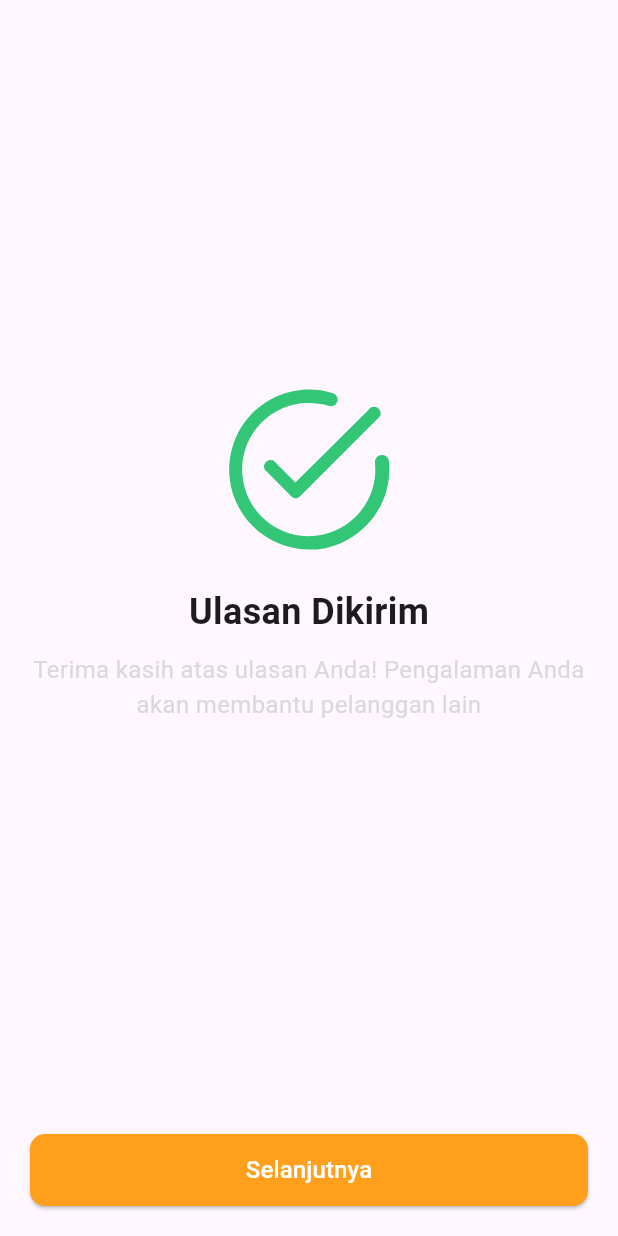
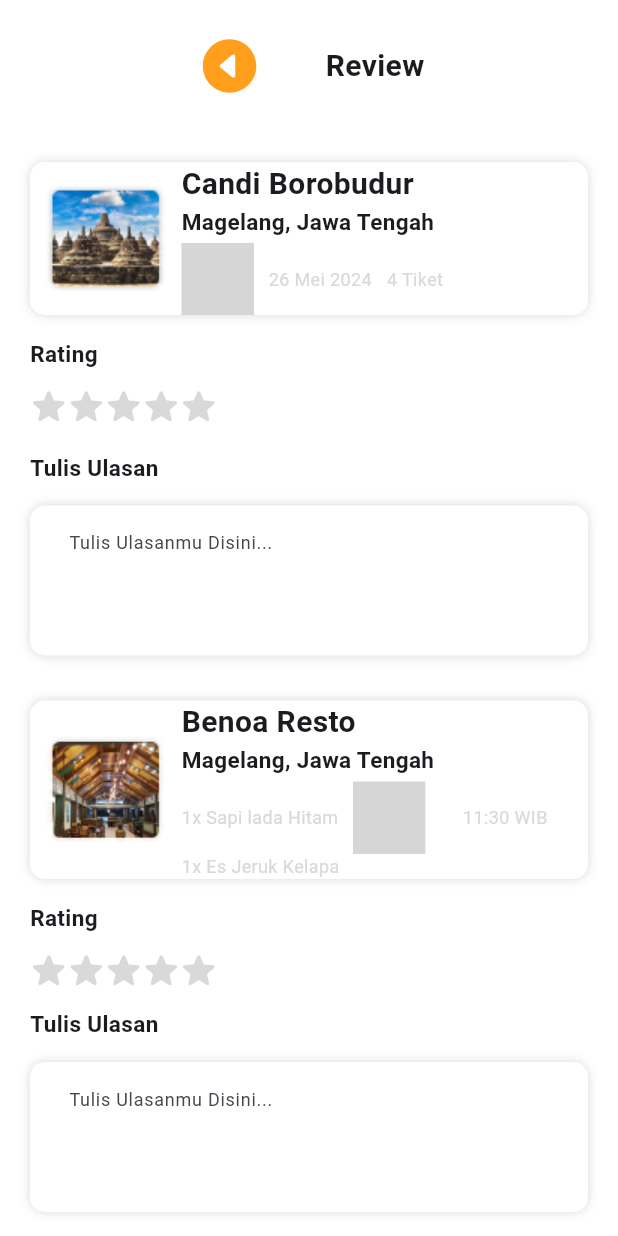
Before and after one commit to NabilMQ/Travelin, a Flutter app: the screen it shows after launch, on a phone screen of 412 x 824 dp. Run offline on Flutter 3.47's test engine with Material 3 defaults, Android fonts, the phone set to English and light mode, and no system bars; our stand-ins replace animated_custom_dropdown, carousel_slider, cloud_firestore, firebase_auth, firebase_core, flutter_svg; accounts and stored records are empty; Roboto replaces fonts that are missing (Poppins); project files that could hold a hidden picture were left out; grey boxes are pictures that could not be loaded.

Commit message:
membuat halaman review

```diff
--- a/lib/main.dart
+++ b/lib/main.dart
@@ -4,6 +4,7 @@ import 'package:flutter/services.dart';
 import 'package:travelin/firebase_options.dart';
 import 'package:travelin/view/getStarted/get_started.dart';
 import 'package:travelin/view/history/history.dart';
+import 'package:travelin/view/history/review.dart';
 import 'package:travelin/view/history/success_review.dart';
 import 'package:travelin/view/signUp/sign_up.dart';
 
@@ -54,6 +55,6 @@ class Main extends StatefulWidget {
 class _MainState extends State<Main> {
   @override
   Widget build(BuildContext context) {
-    return const SuccessReview();
+    return const Review();
   }
 }
--- /dev/null
+++ b/lib/view/history/review.dart
@@ -0,0 +1,341 @@
+import 'package:flutter/material.dart';
+import 'package:flutter_svg/flutter_svg.dart';
+import 'package:travelin/controller/color_controller.dart';
+
+class Review extends StatefulWidget {
+  const Review({super.key});
+
+  @override
+  State<Review> createState() => _ReviewState();
+}
+
+class _ReviewState extends State<Review> {
+  final ValueNotifier<String> _buttonContentNotifier =
+      ValueNotifier<String>("Kirim");
+
+  int _borobudurRating = 0;
+  int _benoaRating = 0;
+
+  Widget _buildStar(int index, int rating, Function(int) onTap) {
+    return GestureDetector(
+      onTap: () {
+        setState(() {
+          onTap(index);
+        });
+      },
+      child: SizedBox(
+        width: 25,
+        child: SvgPicture.asset(
+          index < rating
+              ? "assets/icons/Star Orange.svg"
+              : "assets/icons/Star Gray.svg",
+          height: 20,
+          width: 20,
+        ),
+      ),
+    );
+  }
+
+  void _updateBorobudurRating(int index) {
+    _borobudurRating = index + 1;
+  }
+
+  void _updateBenoaRating(int index) {
+    _benoaRating = index + 1;
+  }
+
+  @override
+  Widget build(BuildContext context) {
+    return Scaffold(
+      backgroundColor: getWhiteColor,
+      body: SingleChildScrollView(
+        child: Center(
+          child: Column(
+            crossAxisAlignment: CrossAxisAlignment.start,
+            children: [
+              Container(
+                margin: const EdgeInsets.fromLTRB(0, 20, 0, 20),
+                child: Row(
+                  mainAxisAlignment: MainAxisAlignment.center,
+                  children: [
+                    IconButton(
+                      splashRadius: 0.1,
+                      padding: const EdgeInsets.all(0),
+                      icon: SvgPicture.asset("assets/icons/Back Button.svg"),
+                      onPressed: () {},
+                    ),
+                    Container(
+                      margin: EdgeInsets.only(left: 40),
+                      child: Text(
+                        "Review",
+                        style: TextStyle(
+                          fontSize: 20,
+                          fontWeight: FontWeight.w600,
+                        ),
+                      ),
+                    ),
+                  ],
+                ),
+              ),
+              Container(
+                margin: EdgeInsets.fromLTRB(20, 20, 20, 15),
+                decoration: BoxDecoration(
+                  color: getWhiteColor,
+                  borderRadius: BorderRadius.circular(10),
+                  boxShadow: [
+                    BoxShadow(color: getGreyColor, blurRadius: 5),
+                  ],
+                ),
+                child: Row(
+                  children: [
+                    Container(
+                        margin: EdgeInsets.all(10),
+                        child: Image.asset("assets/images/Borobudur.png")),
+                    Column(
+                      crossAxisAlignment: CrossAxisAlignment.start,
+                      children: [
+                        Text(
+                          "Candi Borobudur",
+                          style: TextStyle(
+                            fontSize: 20,
+                            fontWeight: FontWeight.bold,
+                          ),
+                        ),
+                        SizedBox(
+                          height: 25,
+                          child: Text(
+                            "Magelang, Jawa Tengah",
+                            style: TextStyle(
+                                fontSize: 15, fontWeight: FontWeight.bold),
+                          ),
+                        ),
+                        Row(
+                          children: [
+                            SvgPicture.asset("assets/icons/date1.svg"),
+                            Container(
+                              margin: EdgeInsets.only(right: 10, left: 10),
+                              child: Text(
+                                "26 Mei 2024",
+                                style: TextStyle(
+                                  fontSize: 12,
+                                  color: getGreyColor,
+                                ),
+                              ),
+                            ),
+                            Text(
+                              "4 Tiket",
+                              style: TextStyle(
+                                fontSize: 12,
+                                color: getGreyColor,
+                              ),
+                            )
+                          ],
+                        )
+                      ],
+                    ),
+                  ],
+                ),
+              ),
+              Container(
+                margin: EdgeInsets.only(left: 20, bottom: 15),
+                child: Text(
+                  "Rating",
+                  style: TextStyle(fontSize: 15, fontWeight: FontWeight.bold),
+                ),
+              ),
+              Container(
+                margin: EdgeInsets.only(left: 20, bottom: 20),
+                child: Row(
+                  children: List.generate(5, (index) {
+                    return _buildStar(
+                        index, _borobudurRating, _updateBorobudurRating);
+                  }),
+                ),
+              ),
+              Container(
+                margin: EdgeInsets.only(left: 20, bottom: 15),
+                child: Text(
+                  "Tulis Ulasan",
+                  style: TextStyle(fontSize: 15, fontWeight: FontWeight.bold),
+                ),
+              ),
+              Container(
+                margin: EdgeInsets.only(left: 20, bottom: 15, right: 20),
+                padding: EdgeInsets.only(left: 10),
+                decoration: BoxDecoration(
+                  color: getWhiteColor,
+                  borderRadius: BorderRadius.circular(10),
+                  boxShadow: [
+                    BoxShadow(
+                      color: getGreyColor,
+                      blurRadius: 5,
+                    ),
+                  ],
+                ),
+                child: SizedBox(
+                  height: 100,
+                  child: TextField(
+                    style: TextStyle(fontSize: 12),
+                    decoration: InputDecoration(
+                        border: OutlineInputBorder(borderSide: BorderSide.none),
+                        hintText: "Tulis Ulasanmu Disini...",
+                        hintStyle: TextStyle(
+                            fontSize: 12,
+                            fontWeight: FontWeight.normal,
+                            fontFamily: getCustomFont),
+                        fillColor: getGreyColor),
+                  ),
+                ),
+              ),
+              Container(
+                margin: EdgeInsets.fromLTRB(20, 15, 20, 15),
+                decoration: BoxDecoration(
+                  color: getWhiteColor,
+                  borderRadius: BorderRadius.circular(10),
+                  boxShadow: [
+                    BoxShadow(color: getGreyColor, blurRadius: 5),
+                  ],
+                ),
+                child: Row(
+                  children: [
+                    Container(
+                      margin: EdgeInsets.all(10),
+                      child: Image.asset("assets/images/Benoa Resto.png"),
+                    ),
+                    Column(
+                      crossAxisAlignment: CrossAxisAlignment.start,
+                      children: [
+                        Text(
+                          "Benoa Resto",
+                          style: TextStyle(
+                            fontSize: 20,
+                            fontWeight: FontWeight.bold,
+                          ),
+                        ),
+                        SizedBox(
+                          height: 25,
+                          child: Text(
+                            "Magelang, Jawa Tengah",
+                            style: TextStyle(
+                                fontSize: 15, fontWeight: FontWeight.bold),
+                          ),
+                        ),
+                        Row(
+                          children: [
+                            Container(
+                              margin: EdgeInsets.only(
+                                right: 10,
+                              ),
+                              child: Text(
+                                "1x Sapi lada Hitam",
+                                style: TextStyle(
+                                  fontSize: 12,
+                                  color: getGreyColor,
+                                ),
+                              ),
+                            ),
+                            SvgPicture.asset("assets/icons/Time1.svg"),
+                            Container(
+                              margin: EdgeInsets.only(left: 25),
+                              child: Text(
+                                "11:30 WIB",
+                                style: TextStyle(
+                                  fontSize: 12,
+                                  color: getGreyColor,
+                                ),
+                              ),
+                            )
+                          ],
+                        ),
+                        Text(
+                          "1x Es Jeruk Kelapa",
+                          style: TextStyle(
+                            fontSize: 12,
+                            color: getGreyColor,
+                          ),
+                        )
+                      ],
+                    ),
+                  ],
+                ),
+              ),
+              Container(
+                margin: EdgeInsets.only(left: 20, bottom: 15),
+                child: Text(
+                  "Rating",
+                  style: TextStyle(fontSize: 15, fontWeight: FontWeight.bold),
+                ),
+              ),
+              Container(
+                margin: EdgeInsets.only(left: 20, bottom: 15),
+                child: Row(
+                  children: List.generate(5, (index) {
+                    return _buildStar(index, _benoaRating, _updateBenoaRating);
+                  }),
+                ),
+              ),
+              Container(
+                margin: EdgeInsets.only(left: 20, bottom: 15),
+                child: Text(
+                  "Tulis Ulasan",
+                  style: TextStyle(fontSize: 15, fontWeight: FontWeight.bold),
+                ),
+              ),
+              Container(
+                margin: EdgeInsets.only(left: 20, bottom: 15, right: 20),
+                padding: EdgeInsets.only(left: 10),
+                decoration: BoxDecoration(
+                  color: getWhiteColor,
+                  borderRadius: BorderRadius.circular(10),
+                  boxShadow: [
+                    BoxShadow(
+                      color: getGreyColor,
+                      blurRadius: 5,
+                    ),
+                  ],
+                ),
+                child: SizedBox(
+                  height: 100,
+                  child: TextField(
+                    style: TextStyle(fontSize: 12),
+                    decoration: InputDecoration(
+                        border: OutlineInputBorder(borderSide: BorderSide.none),
+                        hintText: "Tulis Ulasanmu Disini...",
+                        hintStyle: TextStyle(
+                            fontSize: 12,
+                            fontWeight: FontWeight.normal,
+                            fontFamily: getCustomFont),
+                        fillColor: getGreyColor),
+                  ),
+                ),
+              ),
+              Padding(
+                padding: const EdgeInsets.symmetric(
+                    horizontal: 20.0, vertical: 20.0),
+                child: ElevatedButton(
+                  onPressed: () {
+                    // Handle next action
+                  },
+                  style: ElevatedButton.styleFrom(
+                    backgroundColor: getOrangeColor,
+                    foregroundColor: getWhiteColor,
+                    minimumSize: const Size(double.infinity, 48),
+                    shape: RoundedRectangleBorder(
+                      borderRadius: BorderRadius.circular(10.0),
+                    ),
+                  ),
+                  child: ValueListenableBuilder<String>(
+                    valueListenable: _buttonContentNotifier,
+                    builder: (context, value, child) {
+                      return Text(value, style: const TextStyle(fontSize: 16));
+                    },
+                  ),
+                ),
+              ),
+            ],
+          ),
+        ),
+      ),
+    );
+  }
+}
```
Also changed, not shown: assets/icons/Time1.svg (added), assets/images/Benoa Resto.png (added).
